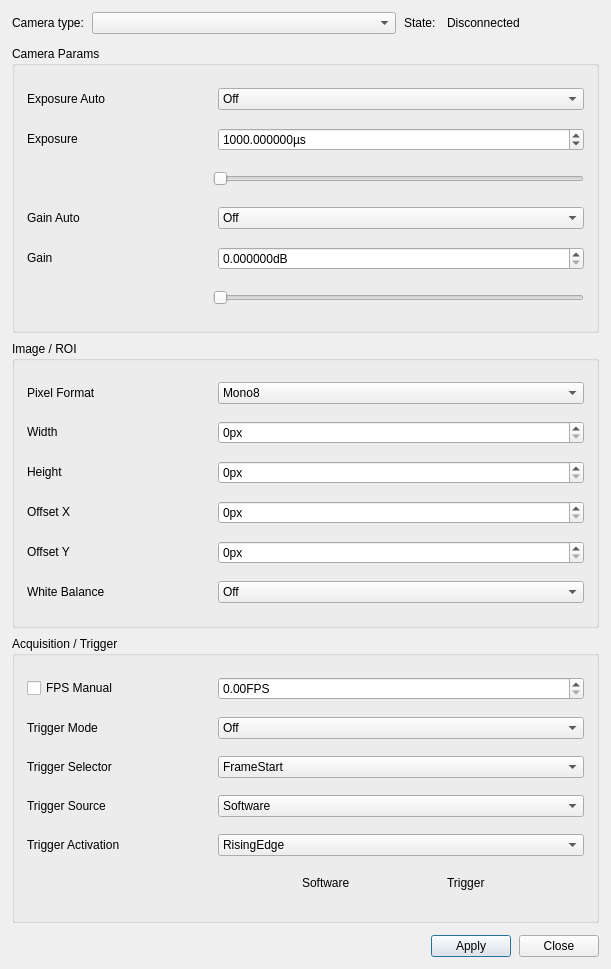
First picture: the form in gui/settings.ui, repository MJ-dev-ai/virtual_harvester, before the edit.
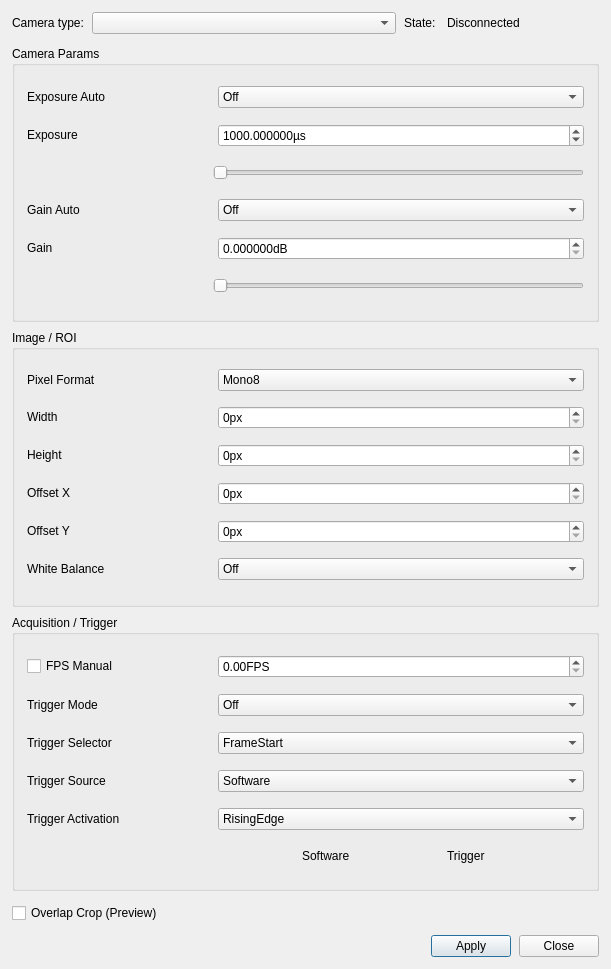
Second picture: the form after the edit.

Commit message:
feat: overlap 미리보기 및 결함 철판 시뮬레이션 추가
- 카메라 배치 기반 ROI 캐시·crop 토글 및 검사 분기 flag 추가
- 1:1 이미지 라벨·비율 유지 표시·검은 테두리 적용
- 가상 CTI에 640×640·300mm FOV 및 결함 철판 반복 이동 적용

Patch:
```diff
--- a/gui/settings.ui
+++ b/gui/settings.ui
@@ -25,7 +25,7 @@
   <property name="windowTitle">
    <string>Camera Settings</string>
   </property>
-  <layout class="QVBoxLayout" name="dialogLayout" stretch="0,1,0">
+  <layout class="QVBoxLayout" name="dialogLayout" stretch="0,1,0,0">
    <property name="spacing">
     <number>12</number>
    </property>
@@ -910,6 +910,12 @@
      </widget>
     </widget>
    </item>
+   <item>
+    <widget class="QCheckBox" name="checkPreviewOverlap">
+     <property name="text"><string>Overlap Crop (Preview)</string></property>
+     <property name="toolTip"><string>Remove overlap using camera positions in config/settings.py. Changes apply immediately.</string></property>
+    </widget>
+   </item>
    <item>
     <layout class="QHBoxLayout" name="actionsLayout" stretch="1,0,0">
      <property name="spacing">
```
The commit also changes 20 other files.
